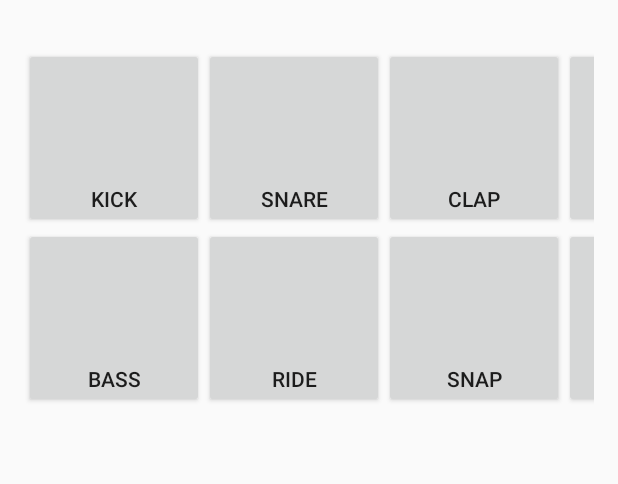
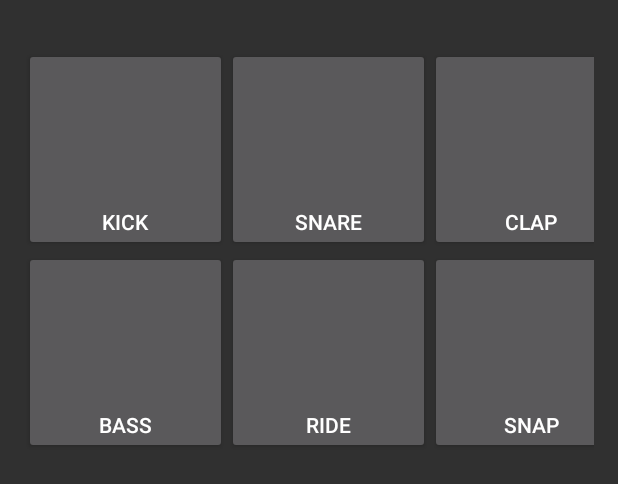
Before and after one commit to garygcchiu/DrumApp, an Android app: the layout activity_main.xml on its own in the app's theme, with its tools: preview values and no code run, on a phone screen of 412 x 824 dp. Shown: the top 484 px of the screen. Run offline under Robolectric (Android 15) with nearby library versions, the phone set to English and light mode, and no system bars.

Commit message:
large screen support

```diff
--- a/app/src/main/AndroidManifest.xml
+++ b/app/src/main/AndroidManifest.xml
@@ -7,7 +7,7 @@
         android:icon="@mipmap/ic_launcher"
         android:label="@string/app_name"
         android:supportsRtl="true"
-        android:theme="@style/AppTheme">
+        android:theme="@style/Theme.AppCompat.NoActionBar">
         <activity
             android:name=".MainActivity"
             android:screenOrientation="landscape" >
--- /dev/null
+++ b/app/src/main/res/layout-large/activity_main.xml
@@ -0,0 +1,110 @@
+<?xml version="1.0" encoding="utf-8"?>
+<GridLayout xmlns:android="http://schemas.android.com/apk/res/android"
+    xmlns:tools="http://schemas.android.com/tools"
+    xmlns:app="http://schemas.android.com/apk/res-auto"
+    android:id="@+id/activity_main"
+    android:layout_width="match_parent"
+    android:layout_height="match_parent"
+    android:paddingBottom="@dimen/activity_vertical_margin"
+    android:paddingLeft="@dimen/activity_horizontal_margin"
+    android:paddingRight="@dimen/activity_horizontal_margin"
+    android:paddingTop="@dimen/activity_vertical_margin"
+    tools:context="gary.drumapp.MainActivity"
+    android:rowCount="2"
+    android:columnCount="5">
+
+    <Button
+        android:text="@string/label_snare"
+        android:layout_width="@dimen/button_width"
+        android:layout_height="@dimen/button_width"
+        android:id="@+id/button_snare"
+        android:clickable="true"
+        android:layout_row="0"
+        android:layout_column="1"
+        android:gravity="bottom|center" />
+
+    <Button
+        android:text="@string/label_clap"
+        android:layout_width="@dimen/button_width"
+        android:layout_height="@dimen/button_width"
+        android:id="@+id/button_clap"
+        android:clickable="true"
+        android:layout_row="0"
+        android:layout_column="2"
+        android:gravity="bottom|center" />
+
+    <Button
+        android:text="@string/label_hhat_o"
+        android:layout_width="@dimen/button_width"
+        android:layout_height="@dimen/button_width"
+        android:id="@+id/button_hhat_o"
+        android:clickable="true"
+        android:layout_row="0"
+        android:layout_column="3"
+        android:gravity="bottom|center" />
+
+    <Button
+        android:text="@string/label_bass"
+        android:layout_width="@dimen/button_width"
+        android:layout_height="@dimen/button_width"
+        android:id="@+id/button_bass"
+        android:clickable="true"
+        android:layout_row="1"
+        android:layout_column="0"
+        android:gravity="bottom|center" />
+
+    <Button
+        android:text="@string/label_ride"
+        android:layout_width="@dimen/button_width"
+        android:layout_height="@dimen/button_width"
+        android:id="@+id/button_ride"
+        android:clickable="true"
+        android:layout_row="1"
+        android:layout_column="1"
+        android:gravity="bottom|center" />
+
+    <Button
+        android:text="@string/label_snap"
+        android:layout_width="@dimen/button_width"
+        android:layout_height="@dimen/button_width"
+        android:id="@+id/button_snap"
+        android:clickable="true"
+        android:layout_row="1"
+        android:layout_column="2"
+        android:gravity="bottom|center" />
+
+    <Button
+        android:text="@string/label_hhat_c"
+        android:layout_width="@dimen/button_width"
+        android:layout_height="@dimen/button_width"
+        android:id="@+id/button_hhat_c"
+        android:clickable="true"
+        android:layout_row="1"
+        android:layout_column="3"
+        android:gravity="bottom|center" />
+
+    <ToggleButton
+        android:text="@string/label_rec"
+        android:id="@+id/button_rec"
+        android:layout_row="0"
+        android:layout_column="4"
+        android:layout_gravity="center" />
+
+    <ToggleButton
+        android:text="@string/label_play"
+        android:id="@+id/button_play"
+        android:layout_row="1"
+        android:layout_column="4"
+        android:layout_gravity="center" />
+
+    <Button
+        android:text="@string/label_kick"
+        android:layout_width="@dimen/button_width"
+        android:layout_height="@dimen/button_width"
+        android:id="@+id/button_kick"
+        android:clickable="true"
+        android:layout_row="0"
+        android:layout_column="0"
+        android:gravity="bottom|center" />
+
+</GridLayout>
--- a/app/src/main/res/values-w820dp/dimens.xml
+++ b/app/src/main/res/values-w820dp/dimens.xml
@@ -3,4 +3,9 @@
          (such as screen margins) for screens with more than 820dp of available width. This
          would include 7" and 10" devices in landscape (~960dp and ~1280dp respectively). -->
     <dimen name="activity_horizontal_margin">64dp</dimen>
+    <dimen name="activity_vertical_margin">64dp</dimen>
+    <dimen name="activity_row_margin">32dp</dimen>
+    <dimen name="button_width">175dp</dimen>
+    <dimen name="button_mini">100dp</dimen>
+
 </resources>
--- a/app/src/main/res/values/dimens.xml
+++ b/app/src/main/res/values/dimens.xml
@@ -3,7 +3,7 @@
     <dimen name="activity_horizontal_margin">16dp</dimen>
     <dimen name="activity_vertical_margin">32dp</dimen>
     <dimen name="activity_row_margin">32dp</dimen>
-    <dimen name="button_width">120dp</dimen>
+    <dimen name="button_width">135dp</dimen>
     <dimen name="button_mini">60dp</dimen>
 
 
```
